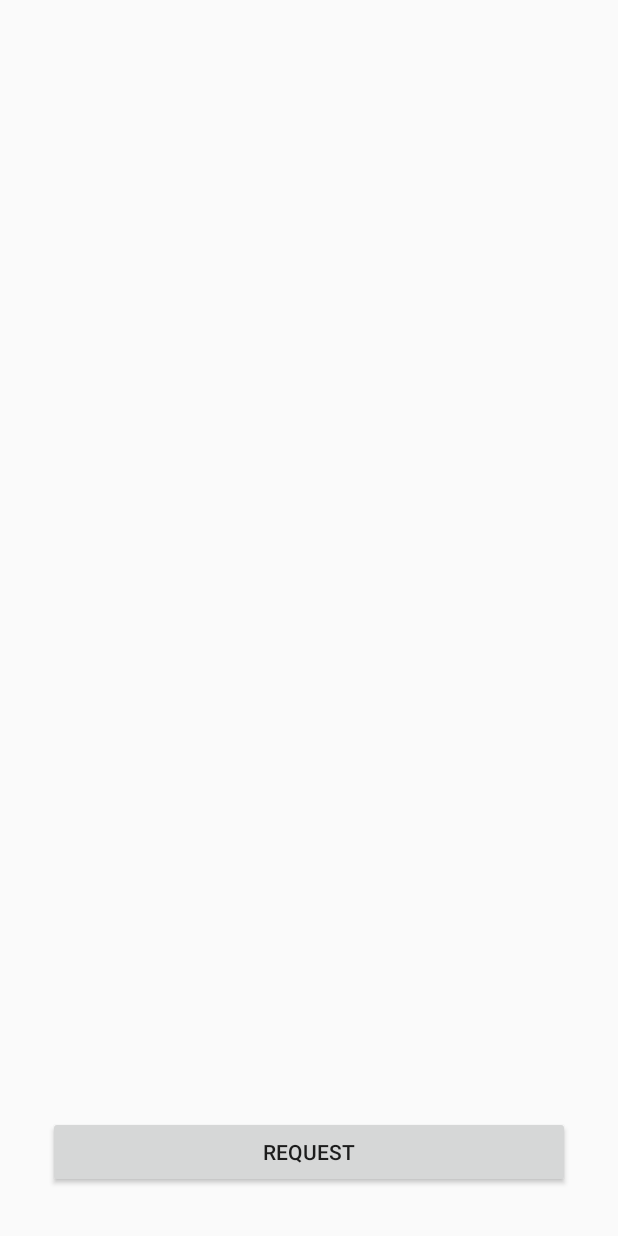
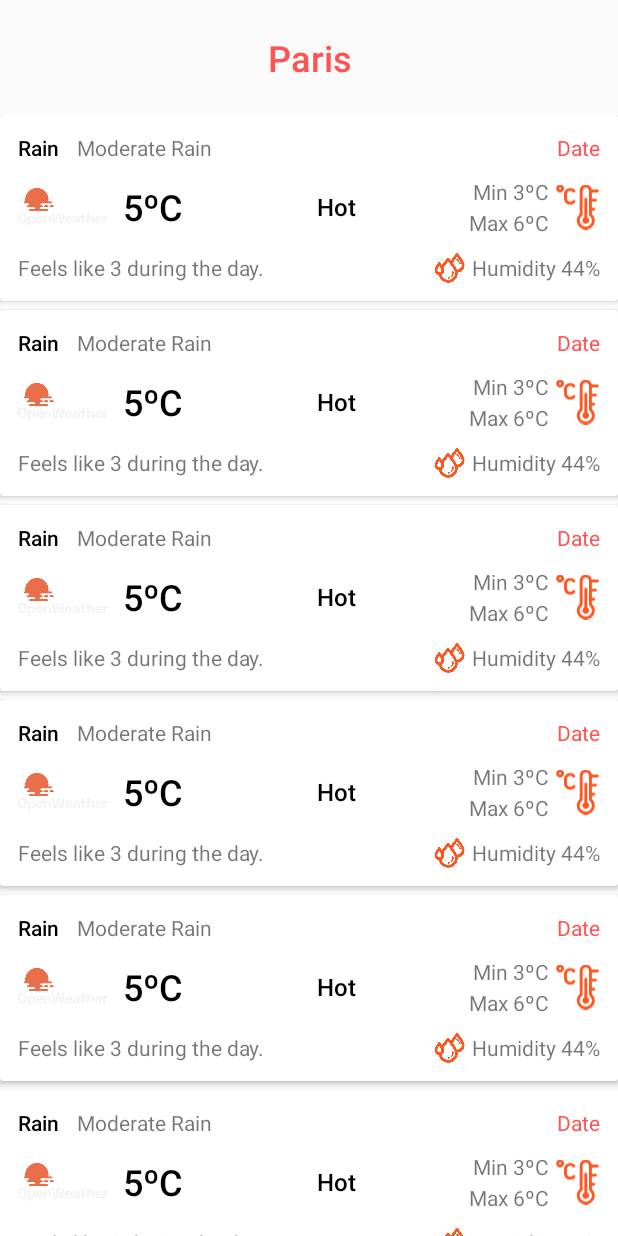
Before and after one commit to cassiobruzasco/My-Vestiaire-Weather, an Android app: the layout fragment_weather.xml on its own in the app's theme, with its tools: preview values and no code run, on a phone screen of 412 x 824 dp. Run offline under Robolectric (Android 15) with nearby library versions, the phone set to English and light mode, and no system bars.

Commit message:
app finished

```diff
--- a/app/build.gradle
+++ b/app/build.gradle
@@ -77,4 +77,7 @@ dependencies {
     // Event bus similar to broadcasts
     implementation "org.greenrobot:eventbus:3.2.0"
     kapt "org.greenrobot:eventbus-annotation-processor:3.2.0"
+
+    // to display icons
+    implementation 'com.github.bumptech.glide:glide:4.11.0'
 }
--- a/app/src/main/java/com/cassiobruzasco/di/KoinModules.kt
+++ b/app/src/main/java/com/cassiobruzasco/di/KoinModules.kt
@@ -9,7 +9,7 @@ import org.koin.dsl.module
 
 // Here I map all possible modules to inject dependencies at my project
 val viewModels = module {
-    viewModel { WeatherViewModel(get()) }
+    viewModel { WeatherViewModel(get(), get()) }
 }
 
 val repositories = module {
--- a/app/src/main/java/com/cassiobruzasco/parisweather/viewmodel/WeatherModel.kt
+++ b/app/src/main/java/com/cassiobruzasco/parisweather/viewmodel/WeatherModel.kt
@@ -8,6 +8,7 @@ class WeatherModel {
 
     val weatherOb = MutableLiveData<WeatherResponseItem>()
     val weatherStateOb = MutableLiveData<WeatherState>()
+    val weatherLoadedOb = MutableLiveData<Boolean>().apply { value = false }
 
     sealed class WeatherState {
         data class Loading(val isLoading: Boolean) : WeatherState()
--- /dev/null
+++ b/app/src/main/res/drawable/vt_temp.xml
@@ -0,0 +1,9 @@
+<vector xmlns:android="http://schemas.android.com/apk/res/android"
+    android:width="30dp"
+    android:height="30dp"
+    android:viewportWidth="496"
+    android:viewportHeight="496">
+  <path
+      android:fillColor="@color/colorPrimary"
+      android:pathData="m376.5,397c0,20.402 -16.598,37 -37,37s-37,-16.598 -37,-37c0,-14.675 8.587,-27.38 21,-33.358v-200.642c0,-8.837 7.163,-16 16,-16s16,7.163 16,16v200.642c12.413,5.978 21,18.683 21,33.358zM100.5,44c0,24.262 -19.738,44 -44,44s-44,-19.738 -44,-44 19.738,-44 44,-44 44,19.738 44,44zM68.5,44c0,-6.617 -5.383,-12 -12,-12s-12,5.383 -12,12 5.383,12 12,12 12,-5.383 12,-12zM218.697,174.549c-6.815,-5.624 -16.899,-4.657 -22.524,2.159 -21.679,26.279 -64.673,10.972 -64.673,-23.208v-47c0,-34.151 42.972,-49.504 64.672,-23.21 5.625,6.815 15.71,7.78 22.524,2.155 6.815,-5.625 7.78,-15.709 2.155,-22.524 -13.071,-15.838 -32.334,-24.921 -52.851,-24.921 -37.771,0 -68.5,30.729 -68.5,68.5v47c0,37.771 30.729,68.5 68.5,68.5 20.521,0 39.787,-9.086 52.856,-24.927 5.624,-6.816 4.658,-16.9 -2.159,-22.524zM483.5,72c0,8.837 -7.163,16 -16,16h-61v68h41c8.837,0 16,7.163 16,16s-7.163,16 -16,16h-41v68h21c8.837,0 16,7.163 16,16s-7.163,16 -16,16h-21v36.11c20.432,18.722 32,44.863 32,72.89 0,54.589 -44.411,99 -99,99s-99,-44.411 -99,-99c0,-28.026 11.568,-54.168 32,-72.89v-257.11c0,-36.944 30.056,-67 67,-67 33.197,0 60.817,24.273 66.082,56h61.918c8.837,0 16,7.163 16,16zM406.5,397c0,-20.799 -9.416,-40.065 -25.835,-52.86 -3.891,-3.031 -6.165,-7.688 -6.165,-12.62v-264.52c0,-19.299 -15.701,-35 -35,-35s-35,15.701 -35,35v264.52c0,4.933 -2.274,9.589 -6.165,12.62 -16.419,12.795 -25.835,32.061 -25.835,52.86 0,36.944 30.056,67 67,67s67,-30.056 67,-67z"/>
+</vector>
--- a/app/src/main/res/layout/fragment_weather.xml
+++ b/app/src/main/res/layout/fragment_weather.xml
@@ -2,20 +2,36 @@
 <layout xmlns:android="http://schemas.android.com/apk/res/android"
     xmlns:app="http://schemas.android.com/apk/res-auto"
     xmlns:tools="http://schemas.android.com/tools"
-    tools:context="com.cassiobruzasco.parisweather.fragments.WeatherFragment">
+    tools:context="com.cassiobruzasco.parisweather.fragment.WeatherFragment">
 
     <androidx.constraintlayout.widget.ConstraintLayout
         android:layout_width="match_parent"
         android:layout_height="match_parent">
 
-        <Button
-            android:id="@+id/button"
+        <TextView
+            android:id="@+id/city_country"
+            style="@style/Title"
             android:layout_width="match_parent"
             android:layout_height="wrap_content"
-            android:layout_margin="32dp"
-            android:text="request"
+            tools:text="Paris"
+            android:gravity="center"
+            android:layout_margin="22dp"
+            android:elevation="11dp"
+            app:layout_constraintStart_toStartOf="parent"
+            app:layout_constraintEnd_toEndOf="parent"
+            app:layout_constraintTop_toTopOf="parent"/>
+
+        <androidx.recyclerview.widget.RecyclerView
+            android:id="@+id/recycler"
+            android:layout_width="match_parent"
+            android:layout_height="0dp"
+            android:layout_marginTop="22dp"
+            app:layout_constraintStart_toStartOf="parent"
+            app:layout_constraintEnd_toEndOf="parent"
+            app:layout_constraintTop_toBottomOf="@id/city_country"
             app:layout_constraintBottom_toBottomOf="parent"
-            app:layout_constraintEnd_toEndOf="parent"
-            app:layout_constraintStart_toStartOf="parent" />
+            tools:listitem="@layout/item_weather_recycler"
+            tools:itemCount="16"/>
+
     </androidx.constraintlayout.widget.ConstraintLayout>
 </layout>
--- /dev/null
+++ b/app/src/main/res/layout/item_weather_recycler.xml
@@ -0,0 +1,138 @@
+<?xml version="1.0" encoding="utf-8"?>
+
+<androidx.cardview.widget.CardView xmlns:android="http://schemas.android.com/apk/res/android"
+    xmlns:app="http://schemas.android.com/apk/res-auto"
+    android:layout_width="match_parent"
+    android:layout_height="wrap_content"
+    xmlns:tools="http://schemas.android.com/tools"
+    android:layout_marginBottom="6dp">
+
+    <androidx.constraintlayout.widget.ConstraintLayout
+        android:layout_width="match_parent"
+        android:layout_height="match_parent"
+        android:layout_margin="12dp">
+
+        <TextView
+            android:id="@+id/date"
+            android:layout_width="wrap_content"
+            android:layout_height="wrap_content"
+            tools:text="Date"
+            android:textColor="@color/colorAccent"
+            app:layout_constraintEnd_toEndOf="parent"
+            app:layout_constraintTop_toTopOf="parent" />
+
+        <TextView
+            android:id="@+id/weather"
+            style="@style/Title.Recycler"
+            android:layout_width="wrap_content"
+            android:layout_height="wrap_content"
+            tools:text="Rain"
+            app:layout_constraintStart_toStartOf="parent"
+            app:layout_constraintTop_toTopOf="parent" />
+
+        <TextView
+            android:id="@+id/weather_description"
+            android:layout_width="wrap_content"
+            android:layout_height="wrap_content"
+            tools:text="Moderate Rain"
+            android:layout_marginStart="12dp"
+            app:layout_constraintStart_toEndOf="@id/weather"
+            app:layout_constraintTop_toTopOf="parent" />
+
+        <ImageView
+            android:id="@+id/icon"
+            android:layout_width="60dp"
+            android:layout_height="60dp"
+            tools:src="@drawable/open_weather_icon"
+            app:layout_constraintStart_toStartOf="parent"
+            app:layout_constraintTop_toBottomOf="@id/date" />
+
+        <TextView
+            android:id="@+id/temp"
+            android:layout_width="60dp"
+            android:layout_height="60dp"
+            tools:text="5ºC"
+            style="@style/Title"
+            android:gravity="center"
+            android:textColor="@android:color/black"
+            app:layout_constraintStart_toEndOf="@id/icon"
+            app:layout_constraintTop_toTopOf="@id/icon"
+            app:layout_constraintBottom_toBottomOf="@id/icon" />
+
+        <TextView
+            android:id="@+id/temp_emoji"
+            android:layout_width="60dp"
+            android:layout_height="60dp"
+            tools:text="Hot"
+            style="@style/Title"
+            android:gravity="center"
+            android:textSize="16sp"
+            android:textColor="@android:color/black"
+            app:layout_constraintStart_toEndOf="@id/temp"
+            app:layout_constraintEnd_toStartOf="@id/temp_min"
+            app:layout_constraintTop_toTopOf="@id/temp"
+            app:layout_constraintBottom_toBottomOf="@id/temp" />
+
+        <ImageView
+            android:id="@+id/temp_icon"
+            android:layout_width="wrap_content"
+            android:layout_height="40dp"
+            android:layout_marginStart="4dp"
+            android:src="@drawable/vt_temp"
+            app:layout_constraintEnd_toEndOf="parent"
+            app:layout_constraintTop_toTopOf="@id/icon"
+            app:layout_constraintBottom_toBottomOf="@id/icon" />
+
+        <TextView
+            android:id="@+id/temp_min"
+            android:layout_width="wrap_content"
+            android:layout_height="wrap_content"
+            android:layout_marginStart="6dp"
+            tools:text="Min 3ºC"
+            android:layout_marginEnd="4dp"
+            app:layout_constraintEnd_toStartOf="@id/temp_icon"
+            app:layout_constraintTop_toTopOf="@id/temp_icon" />
+
+        <TextView
+            android:id="@+id/temp_max"
+            android:layout_width="wrap_content"
+            android:layout_height="wrap_content"
+            android:layout_marginStart="12dp"
+            tools:text="Max 6ºC"
+            android:layout_marginEnd="4dp"
+            app:layout_constraintEnd_toStartOf="@id/temp_icon"
+            app:layout_constraintBottom_toBottomOf="@id/temp_icon" />
+
+        <TextView
+            android:id="@+id/feels_like"
+            android:layout_width="wrap_content"
+            android:layout_height="wrap_content"
+            tools:text="Feels like 3 during the day."
+            app:layout_constraintStart_toStartOf="parent"
+            app:layout_constraintTop_toBottomOf="@id/icon"
+            app:layout_constraintHorizontal_bias="0"
+            app:layout_constraintEnd_toStartOf="@id/humidity_icon"
+            app:layout_constraintBottom_toBottomOf="parent" />
+
+        <ImageView
+            android:id="@+id/humidity_icon"
+            android:layout_width="30dp"
+            android:layout_height="20dp"
+            android:layout_marginStart="12dp"
+            android:tint="@color/colorPrimary"
+            app:layout_constraintEnd_toStartOf="@id/humidity"
+            app:layout_constraintTop_toTopOf="@id/feels_like"
+            app:layout_constraintBottom_toBottomOf="parent"
+            android:src="@drawable/humidity" />
+
+        <TextView
+            android:id="@+id/humidity"
+            android:layout_width="wrap_content"
+            android:layout_height="wrap_content"
+            tools:text="Humidity 44%"
+            app:layout_constraintEnd_toEndOf="parent"
+            app:layout_constraintTop_toBottomOf="@id/icon"
+            app:layout_constraintBottom_toBottomOf="parent" />
+    </androidx.constraintlayout.widget.ConstraintLayout>
+
+</androidx.cardview.widget.CardView>
--- a/app/src/main/res/layout/toolbar.xml
+++ b/app/src/main/res/layout/toolbar.xml
@@ -21,6 +21,7 @@
             style="@style/Font.Toolbar.Title"
             android:layout_width="0dp"
             android:layout_height="wrap_content"
+            android:gravity="center"
             app:layout_constraintEnd_toStartOf="@id/toolbar_icon"
             app:layout_constraintStart_toStartOf="parent"
             app:layout_constraintTop_toTopOf="parent"
@@ -30,7 +31,8 @@
         <androidx.appcompat.widget.AppCompatImageView
             android:id="@+id/toolbar_icon"
             android:layout_width="0dp"
-            android:layout_height="wrap_content"
+            android:layout_margin="12dp"
+            android:layout_height="60dp"
             app:layout_constraintBottom_toBottomOf="parent"
             app:layout_constraintStart_toEndOf="@id/toolbar_title"
             app:layout_constraintEnd_toEndOf="parent"
--- a/app/src/main/res/navigation/weather_nav_graph.xml
+++ b/app/src/main/res/navigation/weather_nav_graph.xml
@@ -7,7 +7,7 @@
 
     <fragment
         android:id="@+id/weather_fragment_dest"
-        android:name="com.cassiobruzasco.parisweather.fragments.WeatherFragment"
+        android:name="com.cassiobruzasco.parisweather.fragment.WeatherFragment"
         tools:layout="@layout/fragment_weather">
     </fragment>
 
--- a/app/src/main/res/values/colors.xml
+++ b/app/src/main/res/values/colors.xml
@@ -1,6 +1,6 @@
 <?xml version="1.0" encoding="utf-8"?>
 <resources>
-    <color name="colorPrimary">#c50e29</color>c50e29
-    <color name="colorPrimaryDark">#ffab40</color>
-    <color name="colorAccent">#ff5252</color>
+    <color name="colorPrimary">#FF5722</color>
+    <color name="colorPrimaryDark">#E64A19</color>
+    <color name="colorAccent">#FF5252</color>
 </resources>
--- a/app/src/main/res/values/styles.xml
+++ b/app/src/main/res/values/styles.xml
@@ -10,7 +10,7 @@
     <style name="Font.Text" />
     <style name="Font.Toolbar.Title">
         <item name="android:letterSpacing">0</item>
-        <item name="android:textSize">16sp</item>
+        <item name="android:textSize">18sp</item>
         <item name="android:textColor">@android:color/white</item>
     </style>
 
@@ -32,4 +32,15 @@
         <item name="android:windowSoftInputMode">stateUnspecified|adjustPan</item>
     </style>
 
+    <style name="Title" parent="TextAppearance.AppCompat.Title">
+        <item name="android:letterSpacing">0</item>
+        <item name="android:textSize">24sp</item>
+        <item name="android:textColor">@color/colorAccent</item>
+    </style>
+
+    <style name="Title.Recycler">
+        <item name="android:textColor">@android:color/black</item>
+        <item name="android:textSize">14sp</item>
+    </style>
+
 </resources>
```
Also changed, not shown: app/src/main/java/com/cassiobruzasco/data/api/WeatherResponseItem.kt (+54 -0 lines), app/src/main/java/com/cassiobruzasco/parisweather/fragment/WeatherFragment.kt (renamed from app/src/main/java/com/cassiobruzasco/parisweather/fragments/WeatherFragment.kt, +22 -6 lines), app/src/main/java/com/cassiobruzasco/parisweather/fragment/adapter/WeatherRecyclerAdapter.kt (added, +135 -0 lines), app/src/main/java/com/cassiobruzasco/parisweather/viewmodel/WeatherViewModel.kt (+7 -1 lines), app/src/main/java/com/cassiobruzasco/util/DateUtils.kt (+15 -5 lines), app/src/main/res/values/strings.xml (+18 -3 lines), app/src/main/res/drawable/chance_of_rain.png (added), app/src/main/res/drawable/humidity.png (added).
